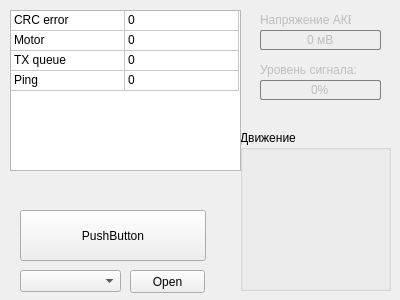
Above: dthard-gui/mainwindow.ui from Ursadon/Dithard before the change. Below: the same form after it.
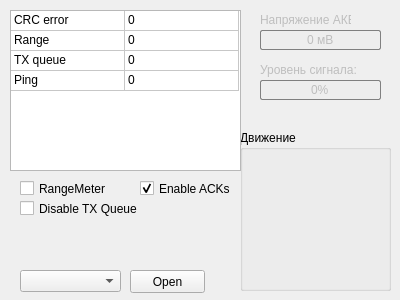
That is the form after the change. Icons and pictures are not drawn.

The edit to the form file:
```diff
--- a/dthard-gui/mainwindow.ui
+++ b/dthard-gui/mainwindow.ui
@@ -311,28 +311,6 @@
      <bool>false</bool>
     </property>
    </widget>
-   <widget class="QPushButton" name="pushButton">
-    <property name="geometry">
-     <rect>
-      <x>20</x>
-      <y>210</y>
-      <width>186</width>
-      <height>51</height>
-     </rect>
-    </property>
-    <property name="focusPolicy">
-     <enum>Qt::NoFocus</enum>
-    </property>
-    <property name="styleSheet">
-     <string notr="true"/>
-    </property>
-    <property name="text">
-     <string>PushButton</string>
-    </property>
-    <property name="flat">
-     <bool>false</bool>
-    </property>
-   </widget>
    <widget class="QTableWidget" name="tableStatus">
     <property name="geometry">
      <rect>
@@ -400,7 +378,7 @@
     </row>
     <row>
      <property name="text">
-      <string>Motor</string>
+      <string>Range</string>
      </property>
     </row>
     <row>
@@ -435,7 +413,7 @@
     </item>
     <item row="1" column="0">
      <property name="text">
-      <string>Motor</string>
+      <string>Range</string>
      </property>
     </item>
     <item row="1" column="1">
@@ -464,6 +442,72 @@
      </property>
     </item>
    </widget>
+   <widget class="QCheckBox" name="checkBox">
+    <property name="geometry">
+     <rect>
+      <x>20</x>
+      <y>180</y>
+      <width>91</width>
+      <height>17</height>
+     </rect>
+    </property>
+    <property name="mouseTracking">
+     <bool>false</bool>
+    </property>
+    <property name="focusPolicy">
+     <enum>Qt::NoFocus</enum>
+    </property>
+    <property name="text">
+     <string>RangeMeter</string>
+    </property>
+    <property name="checked">
+     <bool>false</bool>
+    </property>
+   </widget>
+   <widget class="QCheckBox" name="cb_acks">
+    <property name="geometry">
+     <rect>
+      <x>140</x>
+      <y>180</y>
+      <width>91</width>
+      <height>17</height>
+     </rect>
+    </property>
+    <property name="mouseTracking">
+     <bool>false</bool>
+    </property>
+    <property name="focusPolicy">
+     <enum>Qt::NoFocus</enum>
+    </property>
+    <property name="text">
+     <string>Enable ACKs</string>
+    </property>
+    <property name="checked">
+     <bool>true</bool>
+    </property>
+    <property name="tristate">
+     <bool>false</bool>
+    </property>
+   </widget>
+   <widget class="QCheckBox" name="checkBox_2">
+    <property name="geometry">
+     <rect>
+      <x>20</x>
+      <y>200</y>
+      <width>121</width>
+      <height>17</height>
+     </rect>
+    </property>
+    <property name="mouseTracking">
+     <bool>false</bool>
+    </property>
+    <property name="focusPolicy">
+     <enum>Qt::NoFocus</enum>
+    </property>
+    <property name="text">
+     <string>Disable TX Queue</string>
+    </property>
+   </widget>
   </widget>
  </widget>
  <layoutdefault spacing="6" margin="11"/>
```
